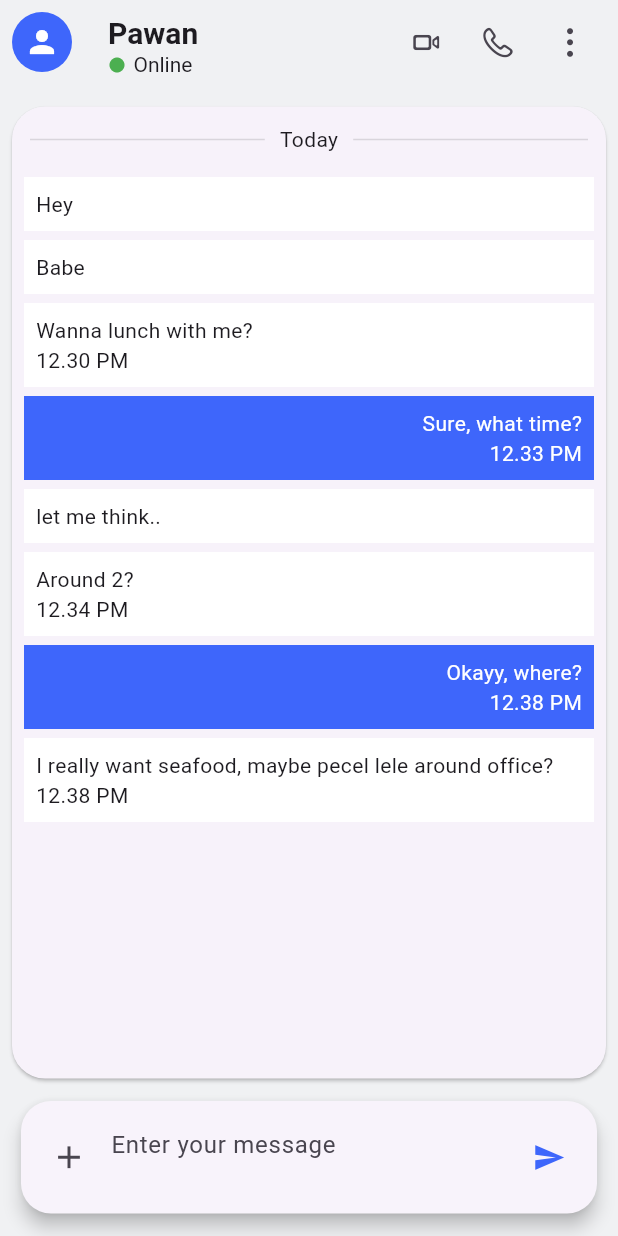
After one commit to Pawan89844/chatinc, a Flutter app: the screen it shows after launch, after a tap on "Karishma", on a phone screen of 412 x 824 dp. The commit adds this screen. Run offline on Flutter 3.47's test engine with Material 3 defaults, Android fonts, the phone set to English and light mode, and no system bars; Roboto replaces fonts that are missing (Mona).

Commit message:
Chat Screen

```diff
--- /dev/null
+++ b/lib/dummy/chat_list.dart
@@ -0,0 +1,28 @@
+import '../module/chat/model/chat_model.dart';
+
+class ChatList {
+  static List<ChatModel> chats = [
+    ChatModel(id: 0, message: 'Hey', areYou: false),
+    ChatModel(id: 1, message: 'Babe', areYou: false),
+    ChatModel(
+        id: 2,
+        message: 'Wanna lunch with me?',
+        timeStamp: '12.30 PM',
+        areYou: false),
+    ChatModel(
+        id: 3,
+        message: 'Sure, what time?',
+        timeStamp: '12.33 PM',
+        areYou: true),
+    ChatModel(id: 4, message: 'let me think..', areYou: false),
+    ChatModel(
+        id: 5, message: 'Around 2?', areYou: false, timeStamp: '12.34 PM'),
+    ChatModel(
+        id: 6, message: 'Okayy, where?', areYou: true, timeStamp: '12.38 PM'),
+    ChatModel(
+        id: 7,
+        message: 'I really want seafood, maybe pecel lele around office?',
+        areYou: false,
+        timeStamp: '12.38 PM'),
+  ];
+}
--- /dev/null
+++ b/lib/module/chat/model/chat_model.dart
@@ -0,0 +1,12 @@
+class ChatModel {
+  final int id;
+  final String message;
+  final String? timeStamp;
+  final bool areYou;
+
+  ChatModel(
+      {required this.id,
+      required this.message,
+      this.timeStamp,
+      required this.areYou});
+}
--- /dev/null
+++ b/lib/module/chat/view/chat_view.dart
@@ -0,0 +1,186 @@
+import 'package:chatinc/dummy/chat_list.dart';
+import 'package:chatinc/theme/app_colors.dart';
+import 'package:chatinc/widgets/app_bold_text.dart';
+import 'package:chatinc/widgets/app_text.dart';
+import 'package:chatinc/widgets/chat_bubble.dart';
+import 'package:flutter/cupertino.dart';
+import 'package:flutter/material.dart';
+import 'package:flutter/widgets.dart';
+
+class ChatView extends StatelessWidget {
+  const ChatView({super.key});
+
+  @override
+  Widget build(BuildContext context) {
+    return Scaffold(
+      appBar: AppBar(
+        leading: const Padding(
+          padding: EdgeInsets.all(8.0),
+          child: CircleAvatar(
+            backgroundColor: AppColors.buttonColor,
+            child: Icon(Icons.person, color: Colors.white),
+          ),
+        ),
+        title: Column(
+          mainAxisAlignment: MainAxisAlignment.center,
+          crossAxisAlignment: CrossAxisAlignment.start,
+          children: [
+            Container(
+                alignment: Alignment.centerLeft,
+                padding: const EdgeInsets.only(top: 5.0),
+                child: const AppBoldText('Pawan', fontSize: 20.0)),
+            const Row(
+              children: [
+                Icon(Icons.circle, color: Colors.green, size: 12.0),
+                SizedBox(width: 5.0),
+                AppText('Online', fontSize: 14.0)
+              ],
+            )
+          ],
+        ),
+        actions: [
+          IconButton(
+              onPressed: () {}, icon: const Icon(CupertinoIcons.video_camera)),
+          IconButton(onPressed: () {}, icon: const Icon(CupertinoIcons.phone)),
+          IconButton(
+              onPressed: () {},
+              icon: const Icon(CupertinoIcons.ellipsis_vertical)),
+          const SizedBox(width: 8.0),
+        ],
+      ),
+      body: Column(
+        children: [
+          const SizedBox(height: 15.0),
+          Expanded(
+            child: Card(
+              margin: const EdgeInsets.symmetric(horizontal: 8.0),
+              // surfaceTintColor: const Color(0xFFFBFBFC),
+              shape: RoundedRectangleBorder(
+                  borderRadius: BorderRadius.circular(22.0)),
+              child: SingleChildScrollView(
+                physics: const BouncingScrollPhysics(),
+                child: Column(
+                  children: [
+                    Container(
+                      alignment: Alignment.center,
+                      padding: const EdgeInsets.all(12.0),
+                      child: Row(
+                        mainAxisAlignment: MainAxisAlignment.spaceBetween,
+                        crossAxisAlignment: CrossAxisAlignment.center,
+                        children: [
+                          Flexible(
+                            child: Container(
+                                height: 1.0,
+                                decoration:
+                                    const BoxDecoration(color: Colors.black12)),
+                          ),
+                          const SizedBox(width: 10.0),
+                          const AppText('Today'),
+                          const SizedBox(width: 10.0),
+                          Flexible(
+                            child: Container(
+                              height: 1.0,
+                              decoration:
+                                  const BoxDecoration(color: Colors.black12),
+                            ),
+                          ),
+                        ],
+                      ),
+                    ),
+                    ...ChatList.chats.map((chat) => Padding(
+                          padding: const EdgeInsets.symmetric(
+                              horizontal: 8.0, vertical: 3.0),
+                          child: CustomPaint(
+                            painter: ChatBubble(
+                                color: chat.areYou
+                                    ? AppColors.buttonColor
+                                    : Colors.white,
+                                alignment: chat.areYou
+                                    ? Alignment.centerRight
+                                    : Alignment.centerLeft),
+                            child: Container(
+                              alignment: chat.areYou
+                                  ? Alignment.centerRight
+                                  : Alignment.centerLeft,
+                              color: chat.areYou
+                                  ? AppColors.buttonColor
+                                  : Colors.white,
+                              // surfaceTintColor:
+                              //     chat.areYou ? null : Colors.white,
+                              child: Padding(
+                                padding: const EdgeInsets.all(8.0),
+                                child: Column(
+                                  crossAxisAlignment: chat.areYou
+                                      ? CrossAxisAlignment.end
+                                      : CrossAxisAlignment.start,
+                                  children: [
+                                    AppText(chat.message,
+                                        color:
+                                            chat.areYou ? Colors.white : null),
+                                    if (chat.timeStamp != null) ...[
+                                      Align(
+                                          alignment: chat.areYou
+                                              ? Alignment.centerRight
+                                              : Alignment.centerLeft,
+                                          child: AppText(
+                                            chat.timeStamp.toString(),
+                                            color: chat.areYou
+                                                ? Colors.white
+                                                : null,
+                                          )),
+                                    ]
+                                  ],
+                                ),
+                              ),
+                            ),
+                          ),
+                        ))
+                  ],
+                ),
+              ),
+            ),
+          ),
+          const SizedBox(height: 15.0),
+          SizedBox(
+            height: 75.0,
+            child: Card(
+              elevation: 5.0,
+              margin: const EdgeInsets.symmetric(horizontal: 14.0),
+              surfaceTintColor: Colors.white,
+              shape: RoundedRectangleBorder(
+                  borderRadius: BorderRadius.circular(20.0)),
+              child: Align(
+                child: TextField(
+                  decoration: InputDecoration(
+                      prefixIcon: Padding(
+                        padding: const EdgeInsets.only(left: 8.0),
+                        child: IconButton(
+                            onPressed: () {},
+                            icon: const Icon(Icons.add, size: 25.0)),
+                      ),
+                      suffixIcon: Padding(
+                        padding: const EdgeInsets.only(right: 8.0),
+                        child: IconButton(
+                            onPressed: () {},
+                            icon: const Icon(
+                              Icons.send,
+                              color: AppColors.buttonColor,
+                              size: 22.0,
+                            )),
+                      ),
+                      alignLabelWithHint: true,
+                      border: InputBorder.none,
+                      enabledBorder: InputBorder.none,
+                      focusedBorder: InputBorder.none,
+                      isDense: true,
+                      hintText: 'Enter your message'),
+                ),
+              ),
+            ),
+          ),
+          const SizedBox(height: 15.0)
+        ],
+      ),
+    );
+  }
+}
--- a/lib/module/home/tabs/all_chat_tab.dart
+++ b/lib/module/home/tabs/all_chat_tab.dart
@@ -1,4 +1,5 @@
 import 'package:chatinc/dummy/chats_list.dart';
+import 'package:chatinc/module/chat/view/chat_view.dart';
 import 'package:chatinc/module/home/model/chats_model.dart';
 import 'package:chatinc/theme/app_colors.dart';
 import 'package:chatinc/theme/app_shapes.dart';
@@ -50,6 +51,11 @@ class AllChatTab extends StatelessWidget {
                         (context, i) {
                           ChatsModel chats = ChatsList.pinnedList[i];
                           return ListTile(
+                            onTap: () => Navigator.push(
+                                context,
+                                MaterialPageRoute(
+                                  builder: (context) => const ChatView(),
+                                )),
                             leading: const CircleAvatar(
                               backgroundColor: AppColors.buttonColor,
                               child: Icon(CupertinoIcons.person,
@@ -92,6 +98,11 @@ class AllChatTab extends StatelessWidget {
                       (context, i) {
                         ChatsModel chats = ChatsList.chatsList[i];
                         return ListTile(
+                          onTap: () => Navigator.push(
+                              context,
+                              MaterialPageRoute(
+                                builder: (context) => const ChatView(),
+                              )),
                           leading: const CircleAvatar(
                             backgroundColor: AppColors.buttonColor,
                             child: Icon(CupertinoIcons.person,
--- /dev/null
+++ b/lib/widgets/chat_bubble.dart
@@ -0,0 +1,83 @@
+import 'package:flutter/material.dart';
+
+class ChatBubble extends CustomPainter {
+  final Color color;
+  final Alignment alignment;
+
+  ChatBubble({
+    required this.color,
+    this.alignment = Alignment.centerRight,
+  });
+
+  @override
+  void paint(Canvas canvas, Size size) {
+    var _radius = 10.0;
+    var _x = 10.0;
+    if (alignment == Alignment.topRight) {
+      canvas.drawRRect(
+          RRect.fromLTRBAndCorners(
+            0,
+            0,
+            size.width - 8,
+            size.height,
+            bottomLeft: Radius.circular(_radius),
+            topRight: Radius.circular(_radius),
+            topLeft: Radius.circular(_radius),
+          ),
+          Paint()
+            ..color = this.color
+            ..style = PaintingStyle.fill);
+      var path = new Path();
+      path.moveTo(size.width - _x, size.height - 20);
+      path.lineTo(size.width - _x, size.height);
+      path.lineTo(size.width, size.height);
+      canvas.clipPath(path);
+      canvas.drawRRect(
+          RRect.fromLTRBAndCorners(
+            size.width - _x,
+            0.0,
+            size.width,
+            size.height,
+            topRight: Radius.circular(_radius),
+          ),
+          Paint()
+            ..color = this.color
+            ..style = PaintingStyle.fill);
+    } else {
+      canvas.drawRRect(
+          RRect.fromLTRBAndCorners(
+            _x,
+            0,
+            size.width,
+            size.height,
+            bottomRight: Radius.circular(_radius),
+            topRight: Radius.circular(_radius),
+            topLeft: Radius.circular(_radius),
+          ),
+          Paint()
+            ..color = this.color
+            ..style = PaintingStyle.fill);
+      var path = new Path();
+      path.moveTo(0, size.height);
+      path.lineTo(_x, size.height);
+      path.lineTo(_x, size.height - 20);
+      canvas.clipPath(path);
+      canvas.drawRRect(
+          RRect.fromLTRBAndCorners(
+            0,
+            0.0,
+            _x,
+            size.height,
+            topRight: Radius.circular(_radius),
+          ),
+          Paint()
+            ..color = this.color
+            ..style = PaintingStyle.fill);
+    }
+  }
+
+  @override
+  bool shouldRepaint(CustomPainter oldDelegate) {
+    return true;
+  }
+}
```
